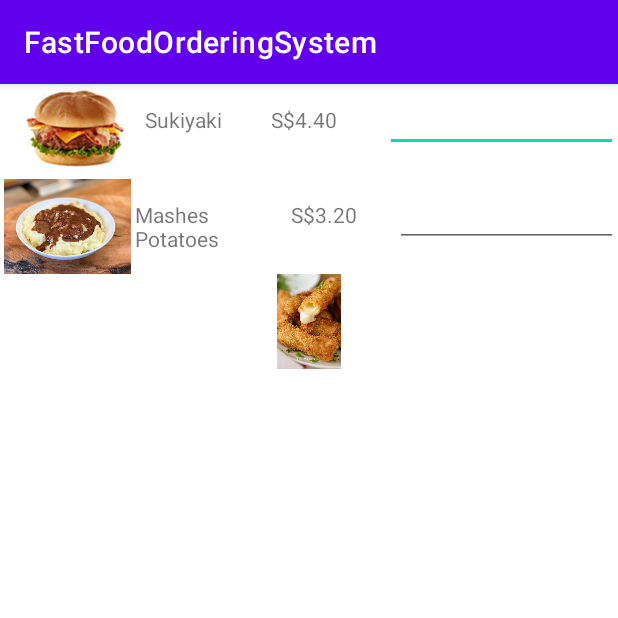
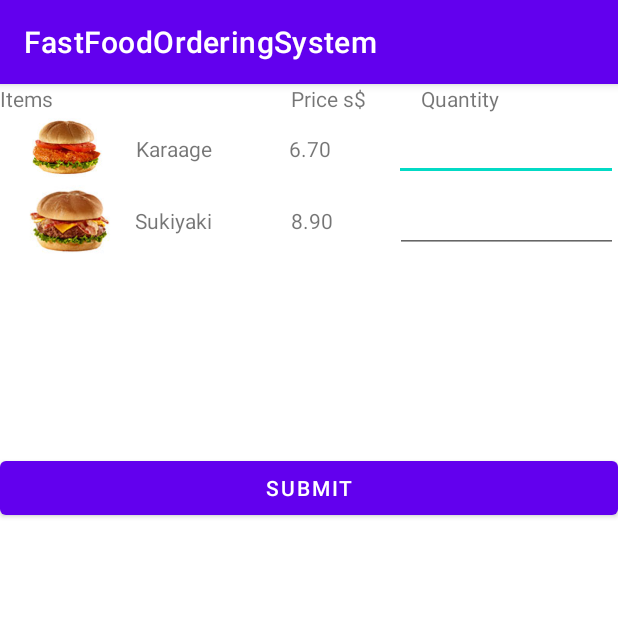
Before and after one commit to Silversoulxx/FastFoodOrderingSystem, an Android app: the fragment MainDish shown on its own in the app's theme, on a phone screen of 412 x 824 dp, the top half of it. Run offline under Robolectric (Android 15) with nearby library versions, the phone set to English and light mode, and no system bars; our stand-ins replace Volley; network calls fail.

```diff
--- a/app/src/main/java/mdad/localdata/fastfoodorderingsystem/MainDish.java
+++ b/app/src/main/java/mdad/localdata/fastfoodorderingsystem/MainDish.java
@@ -1,10 +1,27 @@
 package mdad.localdata.fastfoodorderingsystem;
 
 import android.os.Bundle;
+
+import androidx.annotation.Nullable;
 import androidx.fragment.app.Fragment;
+
+import android.util.Log;
 import android.view.LayoutInflater;
 import android.view.View;
 import android.view.ViewGroup;
+import android.widget.Button;
+import android.widget.EditText;
+import android.widget.TextView;
+
+import com.android.volley.Request;
+import com.android.volley.RequestQueue;
+import com.android.volley.Response;
+import com.android.volley.VolleyError;
+import com.android.volley.toolbox.JsonObjectRequest;
+import com.android.volley.toolbox.Volley;
+
+import org.json.JSONException;
+import org.json.JSONObject;
 
 /**
  * A simple {@link Fragment} subclass.
@@ -23,14 +40,22 @@ public class MainDish extends Fragment {
     private String mParam1;
     private String mParam2;
 
-    /**
-     * Use this factory method to create a new instance of
-     * this fragment using the provided parameters.
-     *
-     * @param param1 Parameter 1.
-     * @param param2 Parameter 2.
-     * @return A new instance of fragment MainDish.
-     */
+    Button main_submit_button;
+    TextView tv_main1;
+    TextView tv_main1price;
+    TextView tv_main2;
+    TextView tv_main2price;
+    EditText main_qty_1;
+    EditText main_qty_2;
+
+    String name1, price1,quantity1,name2,price2,quantity2;
+
+    private static final String TAG_ITEM_NAME = "ITEM_NAME";
+    private static final String TAG_PRICE = "PRICE";
+    private static final String TAG_QUANTITY = "QUANTITY";
+    private static String url_update_menu = MainActivity.ipBaseAddress + "/update_menu.php";
+
+
     // TODO: Rename and change types and number of parameters
     public static MainDish newInstance(String param1, String param2) {
         MainDish fragment = new MainDish();
@@ -39,6 +64,10 @@ public class MainDish extends Fragment {
         args.putString(ARG_PARAM2, param2);
         fragment.setArguments(args);
         return fragment;
+
+
+
+
     }
 
     public MainDish() {
@@ -46,12 +75,42 @@ public class MainDish extends Fragment {
     }
 
     @Override
-    public void onCreate(Bundle savedInstanceState) {
+    public void onViewCreated(View view, @Nullable Bundle savedInstanceState) {
         super.onCreate(savedInstanceState);
+
+        main_qty_1 = (EditText) getView().findViewById(R.id.main_qty_1);
+        main_qty_2 = (EditText) getView().findViewById(R.id.main_qty_2);
+        tv_main1 = (TextView) getView().findViewById(R.id.tv_main1);
+        tv_main2 = (TextView) getView().findViewById(R.id.tv_main2);
+        tv_main1price = (TextView) getView().findViewById(R.id.tv_main1price);
+        tv_main2price = (TextView) getView().findViewById(R.id.tv_main2price);
+        main_submit_button = (Button)  getView().findViewById(R.id.main_submit_button);
+
+
         if (getArguments() != null) {
             mParam1 = getArguments().getString(ARG_PARAM1);
             mParam2 = getArguments().getString(ARG_PARAM2);
         }
+        main_submit_button.setOnClickListener(new View.OnClickListener() {
+            @Override
+            public void onClick(View v) {
+
+                check_data();
+            }
+            private void check_data() {
+                if (main_qty_1 != null ) {
+                    submit_app1();
+                    // to be confirm is from here send to Database , if yes create function, function will be take to JSON
+                } else if (main_qty_2 != null ) {
+                    submit_app2();
+                }
+
+            }
+
+            });
+
+
+
     }
 
     @Override
@@ -60,4 +119,71 @@ public class MainDish extends Fragment {
         // Inflate the layout for this fragment
         return inflater.inflate(R.layout.fragment_main_dish, container, false);
     }
-}
+
+    public void submit_app2() {
+
+        name2 = tv_main2.getText().toString();
+        price2 = tv_main2price.getText().toString();
+        quantity2 = main_qty_2.getText().toString();
+
+        JSONObject dataJson = new JSONObject();
+
+        try {
+            dataJson.put(TAG_ITEM_NAME, name2);
+            dataJson.put(TAG_PRICE, price2);
+            dataJson.put(TAG_QUANTITY, quantity2);
+
+        } catch (JSONException e) {
+
+        }
+        postData(url_update_menu, dataJson);
+    }
+
+    public void submit_app1() {
+
+        name1 = tv_main1.getText().toString();
+        price1 = tv_main1price.getText().toString();
+        quantity1 = main_qty_1.getText().toString();
+
+        JSONObject dataJson = new JSONObject();
+
+        try {
+            dataJson.put(TAG_ITEM_NAME, name1);
+            dataJson.put(TAG_PRICE, price1);
+            dataJson.put(TAG_QUANTITY, quantity1);
+
+        } catch (JSONException e) {
+
+            Log.i("JSONException", e.toString());
+
+        }
+        postData(url_update_menu, dataJson);
+    }
+
+
+
+    public void postData(String url, final JSONObject json) {
+
+
+        //Log.i("request", "Testing");
+        RequestQueue requestQueue = Volley.newRequestQueue(getActivity().getApplicationContext());
+        //Log.i("request", "Testing2");
+
+
+        JsonObjectRequest json_obj_req = new JsonObjectRequest(
+                Request.Method.POST, url, json, new Response.Listener<JSONObject>() {
+            @Override
+            public void onResponse(JSONObject response) {
+
+
+                //Log.i("aabc", "Success");
+                //checkResponse(response, json); //post only
+            }
+
+        }, new Response.ErrorListener() {
+            @Override public void onErrorResponse(VolleyError error) {
+                error.printStackTrace();
+            }
+        });
+        requestQueue.add(json_obj_req);
+    }}
--- a/app/src/main/res/layout/fragment_main_dish.xml
+++ b/app/src/main/res/layout/fragment_main_dish.xml
@@ -9,7 +9,34 @@
 
     <LinearLayout
         android:layout_width="match_parent"
-        android:layout_height="63dp"
+        android:layout_height="wrap_content"
+        android:orientation="horizontal">
+
+        <TextView
+            android:id="@+id/textView"
+            android:layout_width="115dp"
+            android:layout_height="wrap_content"
+            android:layout_weight="1"
+            android:text="Items" />
+
+        <TextView
+            android:id="@+id/textView2"
+            android:layout_width="7dp"
+            android:layout_height="wrap_content"
+            android:layout_weight="1"
+            android:text="Price s$" />
+
+        <TextView
+            android:id="@+id/textView3"
+            android:layout_width="wrap_content"
+            android:layout_height="wrap_content"
+            android:layout_weight="1"
+            android:text="Quantity" />
+    </LinearLayout>
+
+    <LinearLayout
+        android:layout_width="match_parent"
+        android:layout_height="48dp"
         android:orientation="horizontal">
 
         <ImageView
@@ -17,36 +44,35 @@
             android:layout_width="154dp"
             android:layout_height="match_parent"
             android:layout_weight="1"
-            app:srcCompat="@drawable/sukiyaki" />
+            app:srcCompat="@drawable/karaage" />
 
         <TextView
             android:id="@+id/tv_main1"
-            android:layout_width="141dp"
+            android:layout_width="166dp"
             android:layout_height="wrap_content"
             android:layout_weight="1"
-            android:text="Sukiyaki" />
+            android:text="Karaage" />
 
         <TextView
-            android:id="@+id/tv_app1price"
+            android:id="@+id/tv_main1price"
             android:layout_width="134dp"
             android:layout_height="wrap_content"
             android:layout_weight="1"
-            android:text="S$4.40" />
+            android:text="6.70" />
 
         <EditText
-            android:id="@+id/des_qty_1"
+            android:id="@+id/main_qty_1"
             android:layout_width="wrap_content"
             android:layout_height="wrap_content"
             android:layout_weight="1"
             android:ems="10"
             android:inputType="number"
             android:singleLine="false" />
-
     </LinearLayout>
 
     <LinearLayout
         android:layout_width="match_parent"
-        android:layout_height="63dp"
+        android:layout_height="51dp"
         android:orientation="horizontal">
 
         <ImageView
@@ -54,43 +80,59 @@
             android:layout_width="154dp"
             android:layout_height="wrap_content"
             android:layout_weight="1"
-            app:srcCompat="@drawable/mashedpot" />
+            app:srcCompat="@drawable/sukiyaki" />
 
         <TextView
-            android:id="@+id/tv_app2"
+            android:id="@+id/tv_main2"
             android:layout_width="168dp"
             android:layout_height="wrap_content"
             android:layout_weight="1"
-            android:text="Mashes Potatoes" />
+            android:text="Sukiyaki" />
 
         <TextView
-            android:id="@+id/tv_app2price"
+            android:id="@+id/tv_main2price"
             android:layout_width="134dp"
             android:layout_height="wrap_content"
             android:layout_weight="1"
-            android:text="S$3.20" />
+            android:text="8.90" />
 
         <EditText
-            android:id="@+id/app_qty_2"
+            android:id="@+id/main_qty_2"
             android:layout_width="wrap_content"
             android:layout_height="wrap_content"
             android:layout_weight="1"
             android:ems="10"
             android:inputType="number" />
-
     </LinearLayout>
-
     <LinearLayout
         android:layout_width="match_parent"
         android:layout_height="63dp"
         android:orientation="horizontal">
 
-        <ImageView
-            android:id="@+id/imageView3"
-            android:layout_width="253dp"
+    </LinearLayout>
+    <LinearLayout
+        android:layout_width="match_parent"
+        android:layout_height="63dp"
+        android:orientation="horizontal">
+
+    </LinearLayout>
+    <LinearLayout
+        android:layout_width="match_parent"
+        android:layout_height="63dp"
+        android:orientation="horizontal">
+
+        <Button
+            android:id="@+id/main_submit_button"
+            android:layout_width="wrap_content"
             android:layout_height="wrap_content"
             android:layout_weight="1"
-            app:srcCompat="@drawable/mozzastick" />
+            android:text="Submit" />
+    </LinearLayout>
+    <LinearLayout
+        android:layout_width="match_parent"
+        android:layout_height="63dp"
+        android:orientation="horizontal">
+
     </LinearLayout>
     <LinearLayout
         android:layout_width="match_parent"
```
Also changed, not shown: app/src/main/java/mdad/localdata/fastfoodorderingsystem/Appetizer.java (+17 -14 lines), app/src/main/java/mdad/localdata/fastfoodorderingsystem/Dessert.java (+122 -14 lines), app/src/main/res/layout/fragment_dessert.xml (+92 -5 lines).
